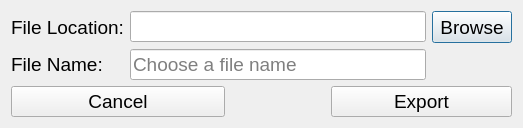
Old version of the form export_to_csv_window.ui in the repository TrinhLab/CASPERapp.
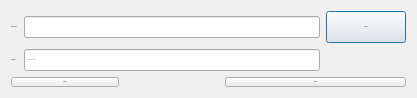
New version of the form.

Commit message: making UI use pixel count for font sizes rather than point size to keep it from scaling from windows scaling

```diff
--- a/export_to_csv_window.ui
+++ b/export_to_csv_window.ui
@@ -13,12 +13,18 @@
   <property name="font">
    <font>
     <family>Arial</family>
-    <pointsize>14</pointsize>
+    <pointsize>1</pointsize>
+    <weight>50</weight>
+    <italic>false</italic>
+    <bold>false</bold>
    </font>
   </property>
   <property name="windowTitle">
    <string>Export gRNAs</string>
   </property>
+  <property name="styleSheet">
+   <string notr="true">font: 16px 'Arial';</string>
+  </property>
   <layout class="QGridLayout" name="gridLayout">
    <property name="sizeConstraint">
     <enum>QLayout::SetFixedSize</enum>
```
The commit also changes 34 other files.
